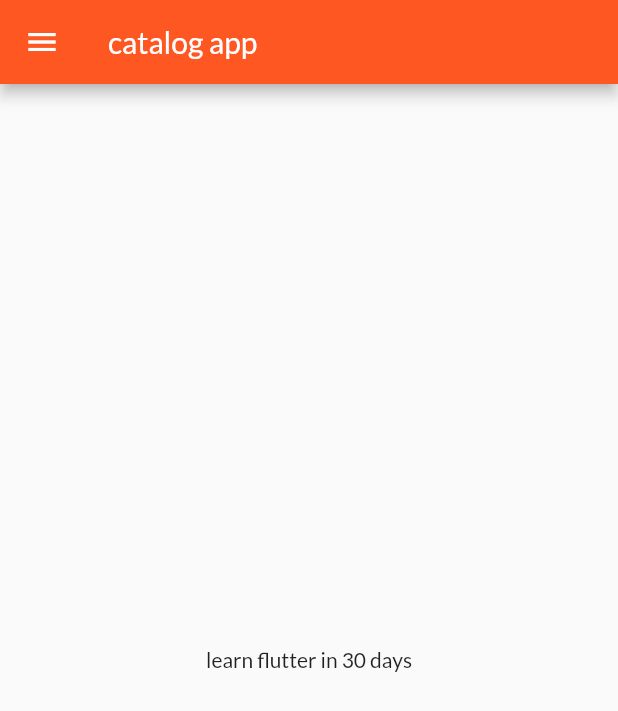
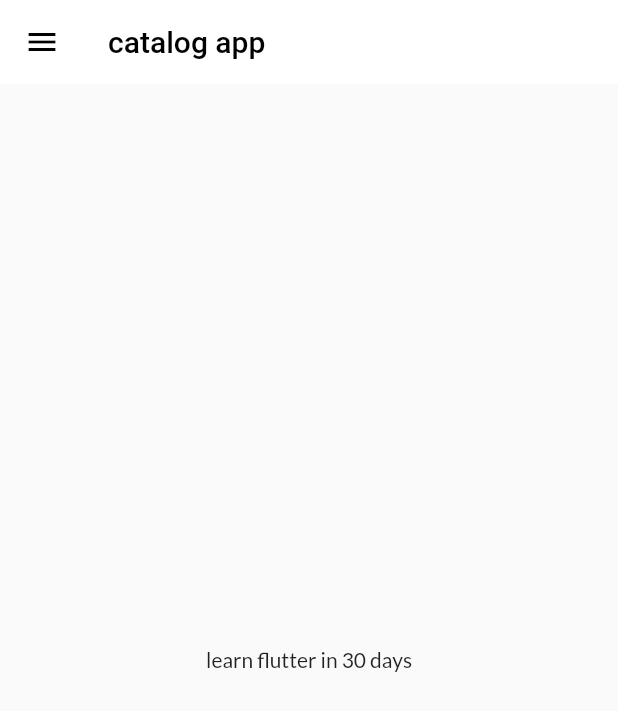
Before and after one commit to cuong20170673/flutter, a Flutter app: the HomePage screen opened by its route, on a phone screen of 412 x 824 dp. Shown: the top 711 px of the screen. Run offline on Flutter 3.47's test engine with Material 2 defaults, Android fonts, the phone set to English and light mode, and no system bars; our stand-ins replace google_fonts.

Commit message:
day_7_finished

```diff
--- a/lib/pages/home_page.dart
+++ b/lib/pages/home_page.dart
@@ -10,10 +10,19 @@ class HomePage extends StatelessWidget {
   Widget build(BuildContext context) {
     return Scaffold(
       appBar: AppBar(
-        title: const Text("catalog app"),
+        backgroundColor: Colors.white,
+        elevation: 0,
+        iconTheme: const IconThemeData(color: Colors.black),
+
+        title: const Text(
+          "catalog app",
+          style: TextStyle(color: Colors.black),
+        ),
       ),
       body: Center(
-        child: Container(child: Text("learn flutter in $days days")),
+        child: Container(
+          child: Text("learn flutter in $days days"),
+        ),
       ),
       drawer: const MyDrawer(),
     );
--- /dev/null
+++ b/lib/widgets/themes.dart
@@ -0,0 +1,19 @@
+import 'package:flutter/material.dart';
+import 'package:google_fonts/google_fonts.dart';
+
+class MyTheme {
+  static ThemeData lightTheme(BuildContext context) => ThemeData(
+      primarySwatch: Colors.deepPurple,
+      fontFamily: GoogleFonts.lato().fontFamily,
+      appBarTheme: AppBarTheme(
+        color: Colors.white,
+        elevation: 0.0,
+        iconTheme: const IconThemeData(color: Colors.black),
+        toolbarTextStyle: Theme.of(context).textTheme.bodyText2,
+        titleTextStyle: Theme.of(context).textTheme.headline6,
+      ));
+
+  static ThemeData darkTheme(BuildContext context) => ThemeData(
+        brightness: Brightness.dark,
+      );
+}
```
Also changed, not shown: lib/main.dart (+3 -9 lines), lib/models/catalog.dart (added, +11 -0 lines).
